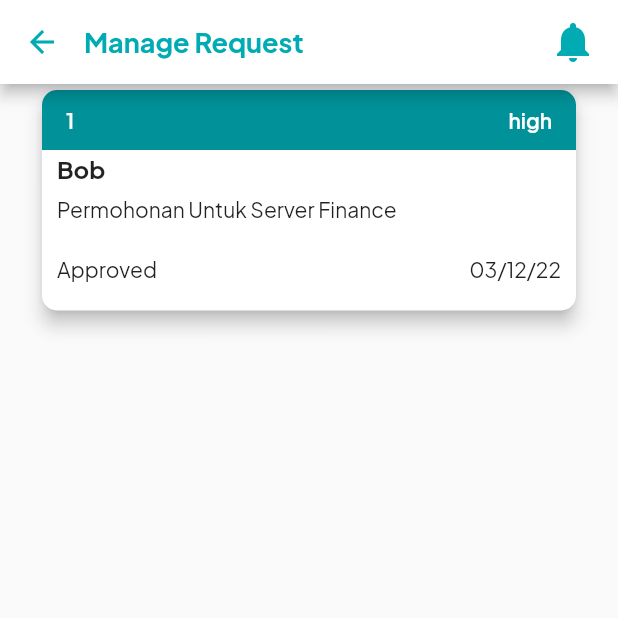
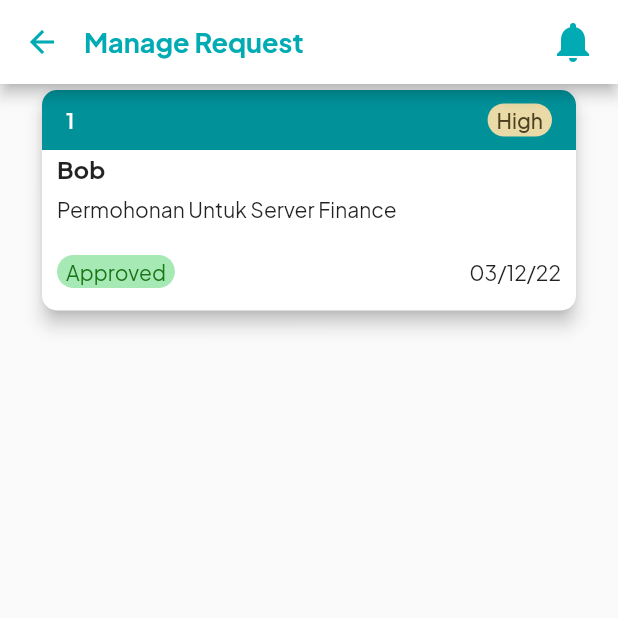
Before and after one commit to ilham-zukri/RepIT-App, a Flutter app: the ManageRequest screen opened directly, on a phone screen of 412 x 824 dp, the top half of it. Run offline on Flutter 3.47's test engine with Material 2 defaults, Android fonts, the light colour scheme and no system bars; our stand-ins replace dio, flutter_speed_dial, flutter_svg, google_fonts, shared_preferences; accounts and stored records are empty; network calls fail.

Commit message:
feat(requestApproval): card done. infinite scroll pagination in progress. API response OK

```diff
--- /dev/null
+++ b/lib/data_classes/asset_request.dart
@@ -0,0 +1,24 @@
+class AssetRequest {
+  final int id;
+  final String priority;
+  String status;
+  final String createdAt;
+  final String title;
+  final String description;
+  final String forUser;
+  final String location;
+  final String requester;
+  String? approvedAt;
+
+  AssetRequest(
+      this.id,
+      this.priority,
+      this.createdAt,
+      this.title,
+      this.description,
+      this.forUser,
+      this.location,
+      this.requester,
+      {required this.status});
+
+}
--- a/lib/pages/manage_request.dart
+++ b/lib/pages/manage_request.dart
@@ -1,6 +1,9 @@
 import 'package:flutter/material.dart';
+import 'package:repit_app/services.dart';
 import 'package:repit_app/widgets/custom_app_bar.dart';
 import 'package:repit_app/widgets/request_card.dart';
+
+import '../data_classes/asset_request.dart';
 
 class ManageRequest extends StatefulWidget {
   const ManageRequest({Key? key}) : super(key: key);
@@ -10,17 +13,47 @@ class ManageRequest extends StatefulWidget {
 }
 
 class _ManageRequestState extends State<ManageRequest> {
+  late List<AssetRequest>? assetRequests;
+  late int page;
+  late Map? pageInfo;
+
+  @override
+  void initState() {
+    // TODO: implement initState
+    super.initState();
+    page = 1;
+    fetchRequests();
+  }
+
+  Future<void> fetchRequests() async {
+    var data = await Services.getListOfRequests(page);
+    if (data == null) {
+      assetRequests = null;
+    } else {
+      assetRequests = data['data'].map((request) {
+        return AssetRequest(
+            request['id'],
+            request['priority'],
+            request['created_at'],
+            request['title'],
+            request['description'],
+            request['for_user'],
+            request['location'],
+            request['requester'],
+            status: request['status']);
+      });
+      pageInfo = data['links'];
+    }
+  }
+
   @override
   Widget build(BuildContext context) {
-
     return Scaffold(
       appBar: customAppBar(context, "Manage Request"),
       body: Padding(
         padding: const EdgeInsets.only(left: 24, right: 24),
         child: ListView(
-          children: [
-            RequestCard()
-          ],
+          children: [RequestCard()],
         ),
       ),
     );
--- a/lib/services.dart
+++ b/lib/services.dart
@@ -198,7 +198,6 @@ abstract class Services {
   }
 
   /// POST Create Asset Request ///
-
   static Future<Response?> createAssetRequest(String title, String description,
       String priority, String userId, int locationId) async {
     try {
@@ -213,17 +212,17 @@ abstract class Services {
           },
         ),
         data: {
-          'title' : title,
-          'description' : description,
-          'priority' : priority,
-          'for_user' : userId,
-          'location_id' : locationId
+          'title': title,
+          'description': description,
+          'priority': priority,
+          'for_user': userId,
+          'location_id': locationId
         },
       );
 
-      if (response.statusCode == 201){
+      if (response.statusCode == 201) {
         return response;
-      } else{
+      } else {
         exceptionHandling(response.data['message']);
         return null;
       }
@@ -234,33 +233,50 @@ abstract class Services {
   }
 
   /// Accept Asset ///
-
-  static Future<Response?> acceptAsset(int assetId) async{
-    try{
+  static Future<Response?> acceptAsset(int assetId) async {
+    try {
       prefs = await SharedPreferences.getInstance();
       String token = prefs.getString('token').toString();
-      Response? response = await Dio().put(
-          '$url/asset/accept',
-        options: Options(
-          headers: {
+      Response? response = await Dio().put('$url/asset/accept',
+          options: Options(headers: {
             "Accept": "application/json",
             "Authorization": "Bearer $token"
-          }
-        ),
-        data: {
-         "asset_id" : assetId
-        }
-      );
-      if (response.statusCode == 200){
+          }),
+          data: {"asset_id": assetId});
+      if (response.statusCode == 200) {
         return response;
-      } else{
+      } else {
         exceptionHandling(response.data['message']);
         return null;
       }
-    }catch(e){
+    } catch (e) {
       exceptionHandling(e);
     }
     return null;
+  }
+
+  /// GET Asset Requests List with pagination
+
+  static Future<Map?> getListOfRequests(int? page) async {
+    try {
+      prefs = await SharedPreferences.getInstance();
+      String token = prefs.getString('token').toString();
+      Response? response = await Dio().get('$url/requests',
+          options: Options(headers: {
+            "Accept": "application/json",
+            "Authorization": "Bearer $token"
+          }),
+          queryParameters: {'page': page ?? 1});
+      if (response.statusCode == 200) {
+        return response.data as Map;
+      } else {
+        exceptionHandling(response.data['message']);
+        return null;
+      }
+    } catch (e) {
+      exceptionHandling(e);
+      return null;
+    }
   }
 
   /// Handling Exception From API ///
--- /dev/null
+++ b/lib/widgets/priority_box_builder.dart
@@ -0,0 +1,43 @@
+import 'package:flutter/material.dart';
+
+Widget priorityBoxBuilder(String priority, String usage) {
+  var padding = (usage == "detail")
+      ? const EdgeInsets.only(left: 24, right: 24, top: 8, bottom: 8)
+      : const EdgeInsets.only(left: 6, right: 6, top: 2, bottom: 2);
+
+  final Map<String, dynamic> priorityMap = {
+    "Low": {
+      "backgroundColor": const Color(0xffA7E9B5),
+      "textColor": const Color(0xff197517),
+    },
+    "Medium": {
+      "backgroundColor": const Color(0xffAEE2AA),
+      "textColor": Colors.black54,
+    },
+    "High": {
+      "backgroundColor": const Color(0xffE9DAA7),
+      "textColor": const Color(0xff4E4121),
+    },
+    "Urgent": {
+      "backgroundColor": const Color(0xffE9A7A7),
+      "textColor": const Color(0xff852020),
+    },
+  };
+  if (priorityMap.containsKey(priority)) {
+    final backgroundColor = priorityMap[priority]['backgroundColor'];
+    final textColor = priorityMap[priority]['textColor'];
+    return Container(
+      padding: padding,
+      decoration: BoxDecoration(
+        color: backgroundColor,
+        borderRadius: const BorderRadius.all(Radius.circular(100)),
+      ),
+      child: Text(
+        priority,
+        style: TextStyle(color: textColor, fontWeight: FontWeight.w500),
+      ),
+    );
+  }
+
+  return const SizedBox.shrink();
+}
--- /dev/null
+++ b/lib/widgets/req_status_box_builder.dart
@@ -0,0 +1,47 @@
+import 'package:flutter/material.dart';
+
+Widget reqStatusBoxBuilder(String status, String usage){
+  var padding = (usage == "detail")
+      ? const EdgeInsets.only(left: 24, right: 24, top: 8, bottom: 8)
+      : const EdgeInsets.only(left: 6, right: 6, top: 2, bottom: 2);
+
+  final Map<String, dynamic> statusMap = {
+    "Approved": {
+      "backgroundColor": const Color(0xffA7E9B5),
+      "textColor": const Color(0xff197517),
+    },
+    "Requested": {
+      "backgroundColor": const Color(0xffB8A7E9),
+      "textColor": const Color(0xff58148E),
+    },
+    "Declined": {
+      "backgroundColor": const Color(0xffFAD398),
+      "textColor": const Color(0xffE9A7A7),
+    },
+    "Preparation": {
+      "backgroundColor": const Color(0xffE9DAA7),
+      "textColor": const Color(0xff4E4121),
+    },
+    "Done": {
+      "backgroundColor": const Color(0xffA7E9E9),
+      "textColor": const Color(0xff2F546E),
+    },
+  };
+  if (statusMap.containsKey(status)) {
+    final backgroundColor = statusMap[status]['backgroundColor'];
+    final textColor = statusMap[status]['textColor'];
+    return Container(
+      padding: padding,
+      decoration: BoxDecoration(
+        color: backgroundColor,
+        borderRadius: const BorderRadius.all(Radius.circular(100)),
+      ),
+      child: Text(
+        status,
+        style: TextStyle(color: textColor),
+      ),
+    );
+  }
+
+  return const SizedBox.shrink();
+}
--- a/lib/widgets/request_card.dart
+++ b/lib/widgets/request_card.dart
@@ -1,4 +1,6 @@
 import 'package:flutter/material.dart';
+import 'package:repit_app/widgets/priority_box_builder.dart';
+import 'package:repit_app/widgets/req_status_box_builder.dart';
 
 class RequestCard extends StatelessWidget {
   const RequestCard({Key? key}) : super(key: key);
@@ -37,13 +39,7 @@ class RequestCard extends StatelessWidget {
                         style: const TextStyle(
                             color: Colors.white, fontWeight: FontWeight.w600),
                       ),
-                      Text(
-                        'high',
-                        style: const TextStyle(
-                          color: Colors.white,
-                          fontWeight: FontWeight.w600,
-                        ),
-                      ),
+                      priorityBoxBuilder("High", 'card')
                     ],
                   ),
                 ),
@@ -80,7 +76,7 @@ class RequestCard extends StatelessWidget {
                     Row(
                       mainAxisAlignment: MainAxisAlignment.spaceBetween,
                       children: [
-                        Text("Approved"),
+                        reqStatusBoxBuilder("Approved", "card"),
                         Text("03/12/22")
                       ],
                     )
```
